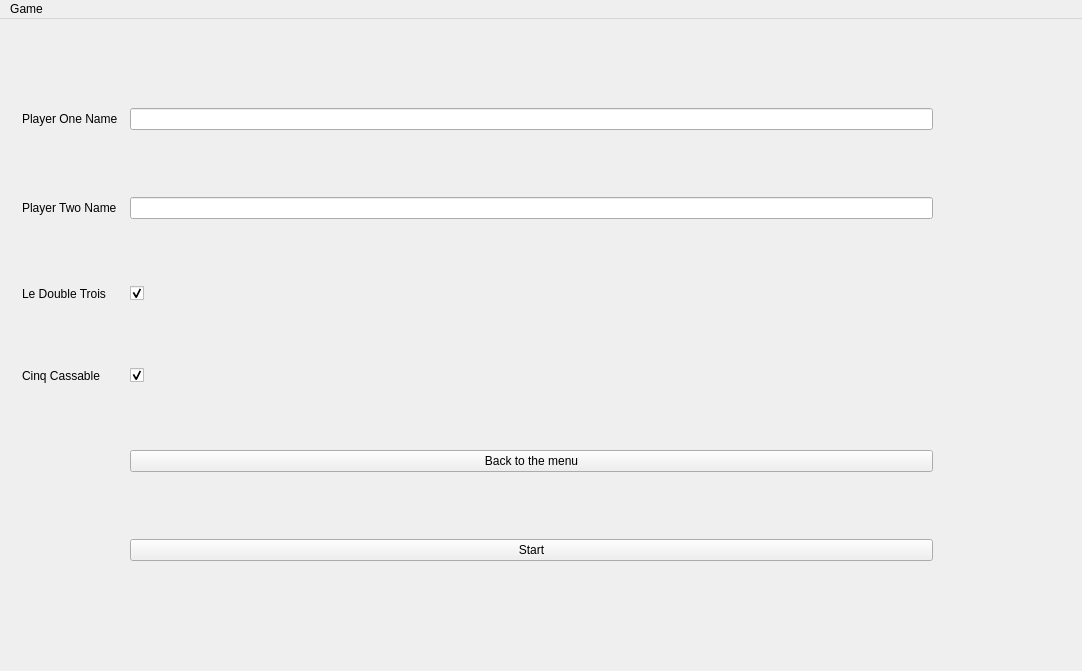
First picture: the form in GomokuWindow.ui, repository vladydan/gomoku, before the edit.
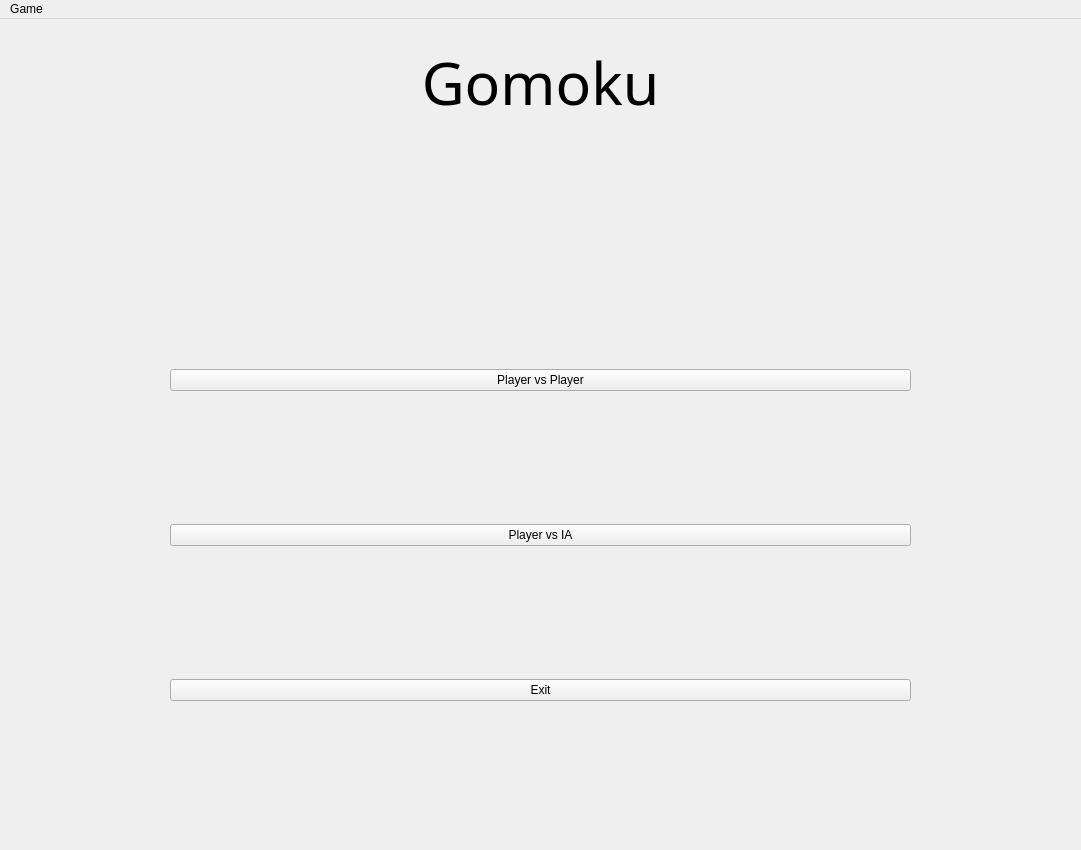
Second picture: the form after the edit. The open tabs and pages were chosen to show the change.

Commit message: Add timer + allow rule change in game + winner popup

```diff
--- a/GomokuWindow.ui
+++ b/GomokuWindow.ui
@@ -6,8 +6,8 @@
    <rect>
     <x>0</x>
     <y>0</y>
-    <width>1082</width>
-    <height>671</height>
+    <width>1081</width>
+    <height>850</height>
    </rect>
   </property>
   <property name="windowTitle">
@@ -129,91 +129,6 @@
         </item>
        </layout>
       </widget>
-      <widget class="QWidget" name="gameForm">
-       <layout class="QHBoxLayout" name="horizontalLayout_2">
-        <item>
-         <layout class="QGridLayout" name="gridLayout_5" columnstretch="0,0">
-          <property name="rightMargin">
-           <number>127</number>
-          </property>
-          <property name="bottomMargin">
-           <number>20</number>
-          </property>
-          <property name="horizontalSpacing">
-           <number>12</number>
-          </property>
-          <property name="verticalSpacing">
-           <number>0</number>
-          </property>
-          <item row="3" column="0">
-           <widget class="QLabel" name="cinqCassableLabel">
-            <property name="text">
-             <string>Cinq Cassable</string>
-            </property>
-           </widget>
-          </item>
-          <item row="0" column="1">
-           <widget class="QLineEdit" name="playerOneNameLineEdit"/>
-          </item>
-          <item row="1" column="0">
-           <widget class="QLabel" name="playerTwoNameLabel">
-            <property name="text">
-             <string>Player Two Name</string>
-            </property>
-           </widget>
-          </item>
-          <item row="3" column="1">
-           <widget class="QCheckBox" name="cinqCassableCheckBox">
-            <property name="checked">
-             <bool>true</bool>
-            </property>
-           </widget>
-          </item>
-          <item row="1" column="1">
-           <widget class="QLineEdit" name="playerTwoNameLineEdit"/>
-          </item>
-          <item row="0" column="0">
-           <widget class="QLabel" name="playerOneNameLabel">
-            <property name="text">
-             <string>Player One Name</string>
-            </property>
-           </widget>
-          </item>
-          <item row="2" column="1">
-           <widget class="QCheckBox" name="leDoubleTroisCheckBox">
-            <property name="checked">
-             <bool>true</bool>
-            </property>
-           </widget>
-          </item>
-          <item row="2" column="0">
-           <widget class="QLabel" name="leDoubleTroisLabel">
-            <property name="text">
-             <string>Le Double Trois</string>
-            </property>
-           </widget>
-          </item>
-          <item row="5" column="1">
-           <widget class="QPushButton" name="startButton">
-            <property name="layoutDirection">
-             <enum>Qt::LeftToRight</enum>
-            </property>
-            <property name="text">
-             <string>Start</string>
-            </property>
-           </widget>
-          </item>
-          <item row="4" column="1">
-           <widget class="QPushButton" name="backtoMenu">
-            <property name="text">
-             <string>Back to the menu</string>
-            </property>
-           </widget>
-          </item>
-         </layout>
-        </item>
-       </layout>
-      </widget>
       <widget class="QWidget" name="gameRoom">
        <layout class="QGridLayout" name="_2">
         <property name="topMargin">
@@ -315,7 +230,7 @@
     <rect>
      <x>0</x>
      <y>0</y>
-     <width>1082</width>
+     <width>1081</width>
      <height>19</height>
     </rect>
    </property>
```
Left out of the diff: 54 changed lines with no effect on the pictures. The commit also changes 6 other files.
